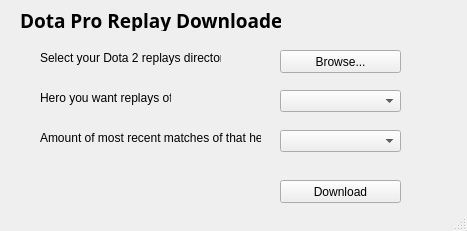
The window that untitled.ui (WHDaniels/dotaProReplayDownloader) describes before a commit, drawn with Qt 5.
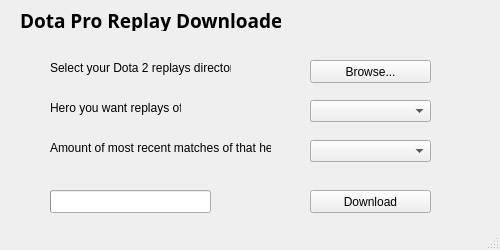
The same window after the commit.

Commit message: Added progress bar; chromedriver optimization

Patch:
```diff
--- a/untitled.ui
+++ b/untitled.ui
@@ -6,20 +6,20 @@
    <rect>
     <x>0</x>
     <y>0</y>
-    <width>467</width>
-    <height>231</height>
+    <width>500</width>
+    <height>250</height>
    </rect>
   </property>
   <property name="minimumSize">
    <size>
-    <width>467</width>
-    <height>231</height>
+    <width>500</width>
+    <height>250</height>
    </size>
   </property>
   <property name="maximumSize">
    <size>
-    <width>467</width>
-    <height>231</height>
+    <width>500</width>
+    <height>250</height>
    </size>
   </property>
   <property name="windowTitle">
@@ -32,8 +32,8 @@
    <widget class="QComboBox" name="heroSelectCombo">
     <property name="geometry">
      <rect>
-      <x>280</x>
-      <y>90</y>
+      <x>310</x>
+      <y>100</y>
       <width>121</width>
       <height>22</height>
      </rect>
@@ -42,8 +42,8 @@
    <widget class="QComboBox" name="amountSelectCombo">
     <property name="geometry">
      <rect>
-      <x>280</x>
-      <y>130</y>
+      <x>310</x>
+      <y>140</y>
       <width>121</width>
       <height>22</height>
      </rect>
@@ -52,8 +52,8 @@
    <widget class="QLabel" name="heroLabel">
     <property name="geometry">
      <rect>
-      <x>40</x>
-      <y>90</y>
+      <x>50</x>
+      <y>100</y>
       <width>131</width>
       <height>16</height>
      </rect>
@@ -68,8 +68,8 @@
    <widget class="QLabel" name="amountLabel">
     <property name="geometry">
      <rect>
-      <x>40</x>
-      <y>130</y>
+      <x>50</x>
+      <y>140</y>
       <width>221</width>
       <height>16</height>
      </rect>
@@ -105,8 +105,8 @@
    <widget class="QPushButton" name="downloadButton">
     <property name="geometry">
      <rect>
-      <x>280</x>
-      <y>180</y>
+      <x>310</x>
+      <y>190</y>
       <width>121</width>
       <height>23</height>
      </rect>
@@ -118,8 +118,8 @@
    <widget class="QLabel" name="browseLabel">
     <property name="geometry">
      <rect>
-      <x>40</x>
-      <y>50</y>
+      <x>50</x>
+      <y>60</y>
       <width>181</width>
       <height>16</height>
      </rect>
@@ -131,8 +131,8 @@
    <widget class="QPushButton" name="browseButton">
     <property name="geometry">
      <rect>
-      <x>280</x>
-      <y>50</y>
+      <x>310</x>
+      <y>60</y>
       <width>121</width>
       <height>23</height>
      </rect>
@@ -141,6 +141,25 @@
      <string>Browse...</string>
     </property>
    </widget>
+   <widget class="QProgressBar" name="progressBar">
+    <property name="geometry">
+     <rect>
+      <x>50</x>
+      <y>190</y>
+      <width>161</width>
+      <height>23</height>
+     </rect>
+    </property>
+    <property name="value">
+     <number>0</number>
+    </property>
+    <property name="textVisible">
+     <bool>false</bool>
+    </property>
+    <property name="invertedAppearance">
+     <bool>false</bool>
+    </property>
+   </widget>
   </widget>
   <widget class="QStatusBar" name="statusbar"/>
  </widget>
```
The commit also changes 2 other files.
